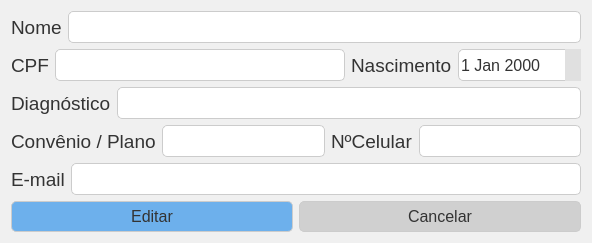
Old version of the form clinica_cpp/janelaEdicaoPacientes/edicaopaciente.ui in the repository juander/Projeto_CPP.
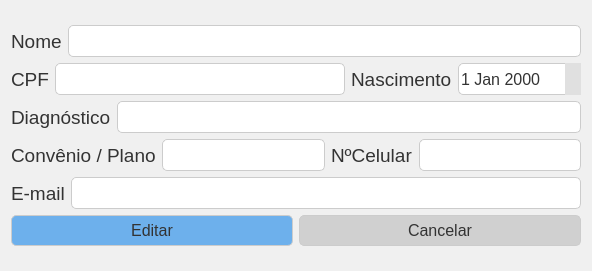
New version of the form. Icons and pictures are not drawn.

```diff
--- a/clinica_cpp/janelaEdicaoPacientes/edicaopaciente.ui
+++ b/clinica_cpp/janelaEdicaoPacientes/edicaopaciente.ui
@@ -7,7 +7,7 @@
     <x>0</x>
     <y>0</y>
     <width>592</width>
-    <height>241</height>
+    <height>271</height>
    </rect>
   </property>
   <property name="windowTitle">
```
Left out of the diff: 2 changed lines with no effect on the pictures.
